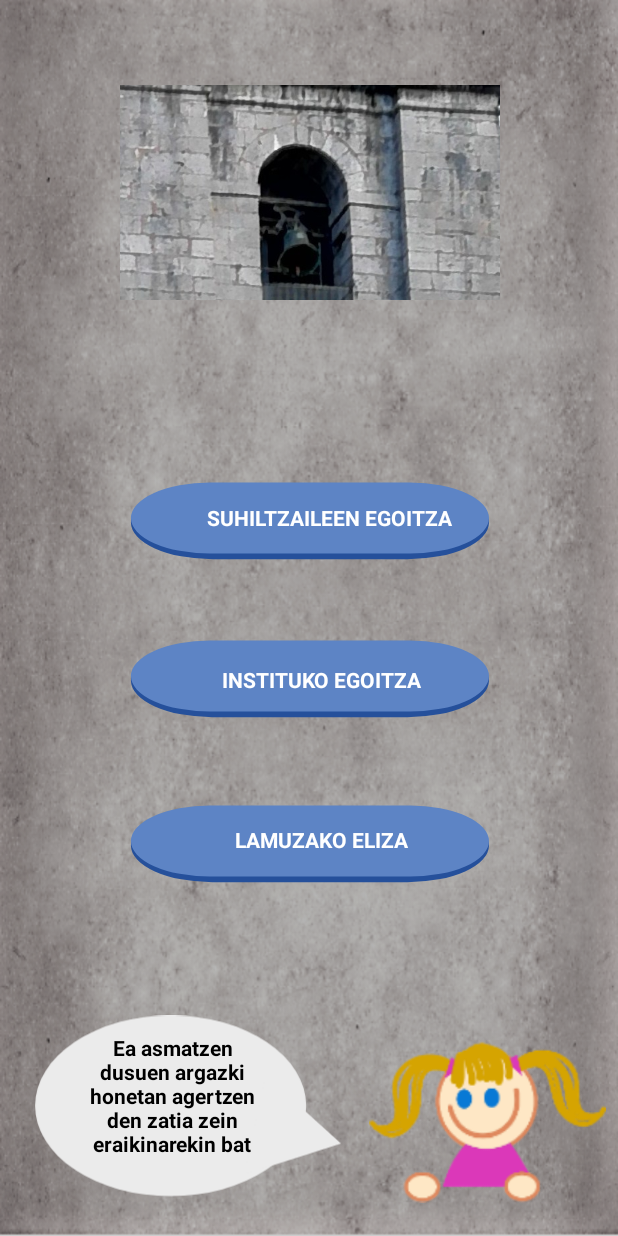
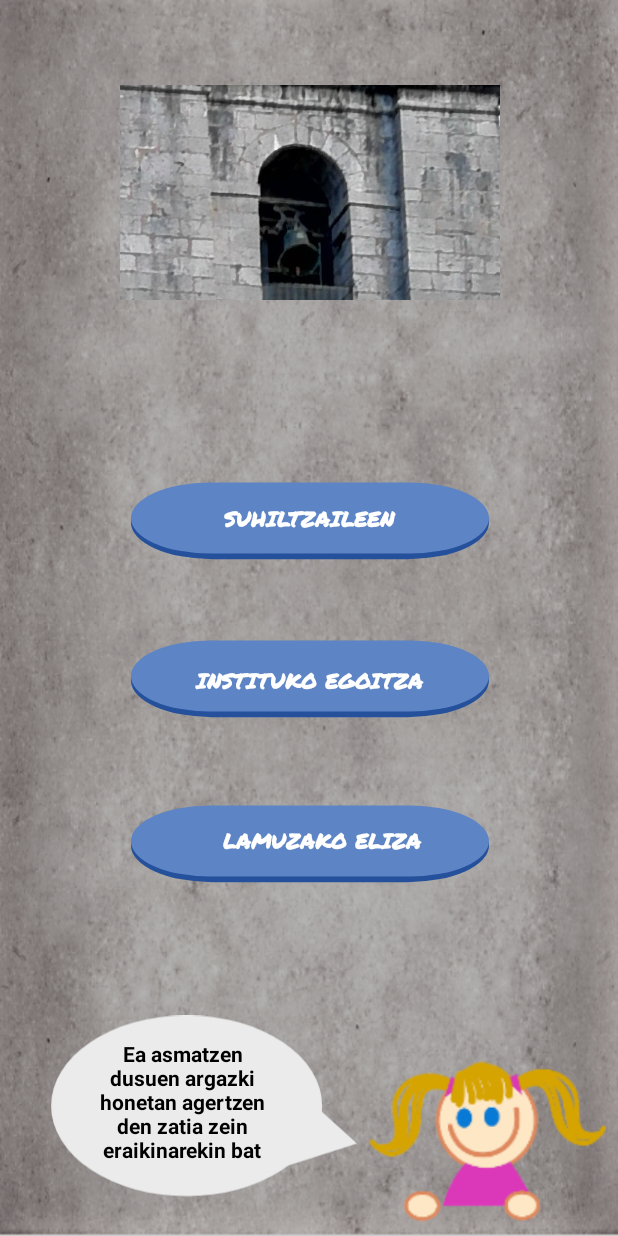
Before and after one commit to Marck-G/LaudioApp, an Android app: the Conver_inicial screen opened directly, with no data from a screen before it, on a phone screen of 412 x 824 dp. Run offline under Robolectric (Android 15) with nearby library versions, the phone set to English and light mode, and no system bars.

Commit message:
Cambio de fuente en la actiidad conver
Signed-off-by: Marck C. Guzmán <marck.guzman.dev@gmail.com>

```diff
--- a/app/src/main/res/layout/activity_conver_inicial.xml
+++ b/app/src/main/res/layout/activity_conver_inicial.xml
@@ -30,21 +30,16 @@
         app:layout_constraintVertical_bias="0.416"
         app:srcCompat="@drawable/ic_btn22" />
 
-    <ImageView android:id="@+id/arantza"
+    <ImageView
+        android:id="@+id/arantza"
         android:layout_width="158dp"
         android:layout_height="112dp"
-        android:layout_marginStart="8dp"
 
-        android:layout_marginTop="8dp"
         android:layout_marginEnd="8dp"
         android:layout_marginBottom="8dp"
         android:src="@drawable/arantza"
         app:layout_constraintBottom_toBottomOf="parent"
-        app:layout_constraintEnd_toEndOf="parent"
-        app:layout_constraintHorizontal_bias="1.0"
-        app:layout_constraintStart_toStartOf="parent"
-        app:layout_constraintTop_toTopOf="parent"
-        app:layout_constraintVertical_bias="0.982" />
+        app:layout_constraintEnd_toEndOf="parent" />
 
     <ImageView
         android:id="@+id/bot3"
@@ -76,19 +71,21 @@
         android:layout_width="179dp"
         android:layout_height="19dp"
         android:layout_marginStart="8dp"
+        android:layout_marginLeft="8dp"
         android:layout_marginTop="8dp"
-        android:layout_marginEnd="100dp"
+        android:layout_marginEnd="8dp"
+        android:layout_marginRight="8dp"
         android:layout_marginBottom="8dp"
+        android:fontFamily="@font/permanent_marker_regular"
         android:text="@string/respMal1"
         android:textAlignment="center"
+        android:textColor="#ffffff"
         android:textStyle="bold"
         app:layout_constraintBottom_toBottomOf="parent"
         app:layout_constraintEnd_toEndOf="parent"
-        app:layout_constraintHorizontal_bias="0.979"
         app:layout_constraintStart_toStartOf="parent"
         app:layout_constraintTop_toTopOf="parent"
-        app:layout_constraintVertical_bias="0.415"
-        android:textColor="#ffffff"/>
+        app:layout_constraintVertical_bias="0.415" />
 
     <TextView
         android:id="@+id/text2"
@@ -96,15 +93,16 @@
         android:layout_height="19dp"
         android:layout_marginStart="8dp"
         android:layout_marginTop="8dp"
-        android:layout_marginEnd="108dp"
+        android:layout_marginEnd="8dp"
+        android:layout_marginRight="8dp"
         android:layout_marginBottom="8dp"
+        android:fontFamily="@font/permanent_marker_regular"
         android:text="@string/respMal2"
         android:textAlignment="center"
         android:textColor="#ffffff"
         android:textStyle="bold"
         app:layout_constraintBottom_toBottomOf="parent"
         app:layout_constraintEnd_toEndOf="parent"
-        app:layout_constraintHorizontal_bias="1.0"
         app:layout_constraintStart_toStartOf="parent"
         app:layout_constraintTop_toTopOf="parent"
         app:layout_constraintVertical_bias="0.552" />
@@ -117,48 +115,43 @@
         android:layout_marginTop="8dp"
         android:layout_marginEnd="108dp"
         android:layout_marginBottom="8dp"
+        android:fontFamily="@font/permanent_marker_regular"
         android:text="@string/respBien"
         android:textAlignment="center"
+        android:textColor="#ffffff"
         android:textStyle="bold"
         app:layout_constraintBottom_toBottomOf="parent"
         app:layout_constraintEnd_toEndOf="parent"
         app:layout_constraintHorizontal_bias="1.0"
         app:layout_constraintStart_toStartOf="parent"
         app:layout_constraintTop_toTopOf="parent"
-        app:layout_constraintVertical_bias="0.687"
-        android:textColor="#ffffff"/>
+        app:layout_constraintVertical_bias="0.687" />
 
     <ImageView
         android:id="@+id/img_bocata"
         android:layout_width="211dp"
         android:layout_height="135dp"
-        android:layout_marginStart="16dp"
-        android:layout_marginTop="8dp"
         android:layout_marginEnd="8dp"
+        android:layout_marginRight="8dp"
         android:layout_marginBottom="16dp"
         app:layout_constraintBottom_toBottomOf="parent"
-        app:layout_constraintEnd_toEndOf="parent"
-        app:layout_constraintHorizontal_bias="0.0"
-        app:layout_constraintStart_toStartOf="parent"
-        app:layout_constraintTop_toTopOf="parent"
-        app:layout_constraintVertical_bias="1.0"
+        app:layout_constraintEnd_toStartOf="@+id/arantza"
         app:srcCompat="@drawable/ic_bocata2" />
 
     <TextView
         android:id="@+id/textBocata"
         android:layout_width="112dp"
         android:layout_height="87dp"
-        android:layout_marginStart="8dp"
-        android:layout_marginEnd="8dp"
-        android:layout_marginBottom="48dp"
         android:text="@string/textoIni"
         android:textAlignment="center"
         android:textColor="#000000"
         android:textStyle="bold"
-        app:layout_constraintBottom_toBottomOf="parent"
-        app:layout_constraintEnd_toEndOf="parent"
-        app:layout_constraintHorizontal_bias="0.179"
-        app:layout_constraintStart_toStartOf="parent" />
+        app:layout_constraintBottom_toBottomOf="@+id/img_bocata"
+        app:layout_constraintEnd_toEndOf="@+id/img_bocata"
+        app:layout_constraintHorizontal_bias="0.39"
+        app:layout_constraintStart_toStartOf="@+id/img_bocata"
+        app:layout_constraintTop_toTopOf="@+id/img_bocata"
+        app:layout_constraintVertical_bias="0.42000002" />
 
 
 </android.support.constraint.ConstraintLayout>
```
